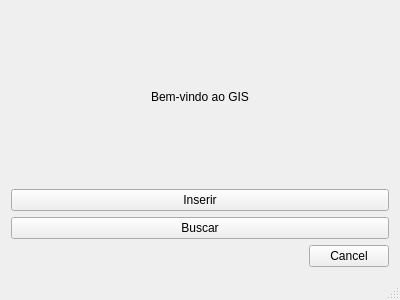
Qt form mainwindow.ui (josecleiton/GIS-RTree) before a commit.
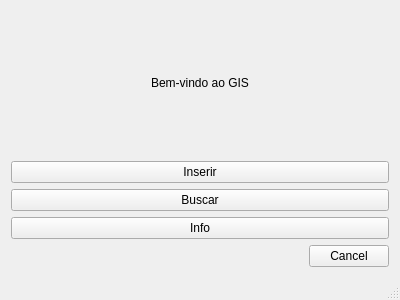
The same form after that commit.

The edit to the form file:
```diff
--- a/mainwindow.ui
+++ b/mainwindow.ui
@@ -38,6 +38,13 @@
         </property>
        </widget>
       </item>
+      <item>
+       <widget class="QPushButton" name="info">
+        <property name="text">
+         <string>Info</string>
+        </property>
+       </widget>
+      </item>
      </layout>
     </item>
     <item>
```
